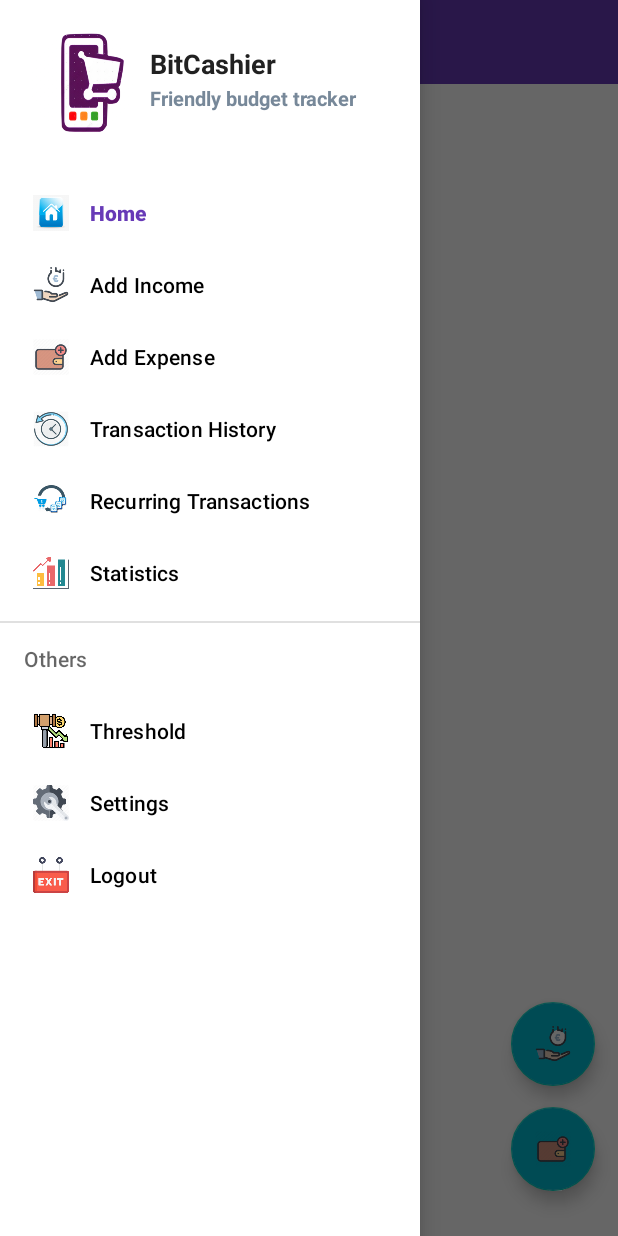
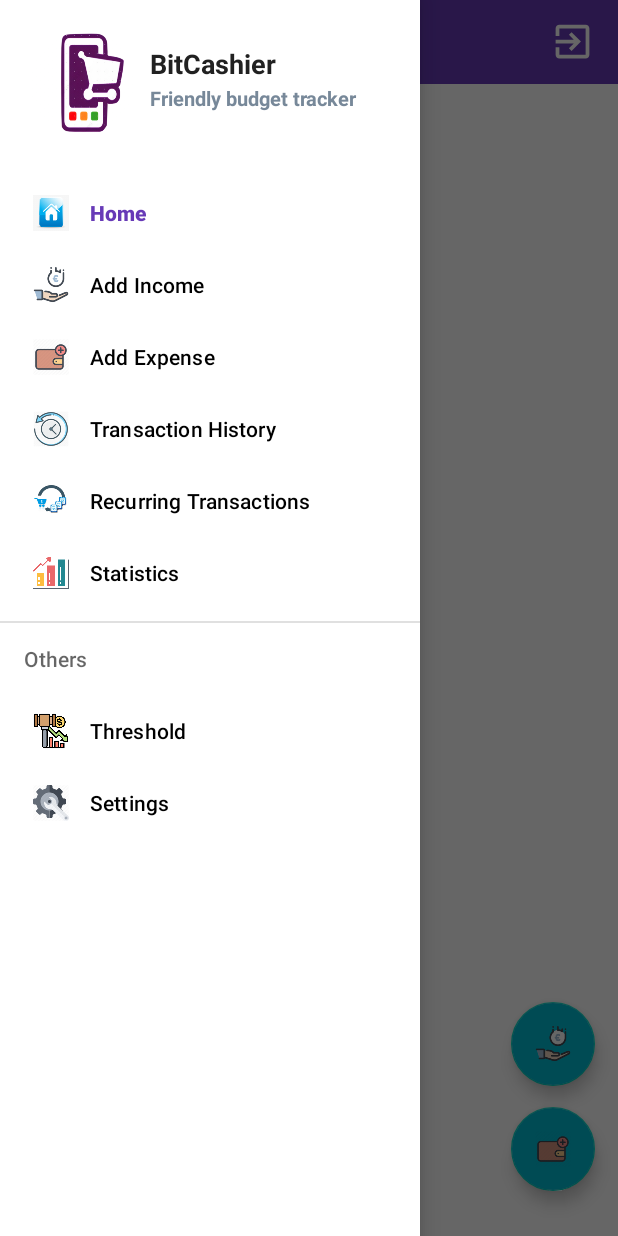
Before and after one commit to Abhishek-Kulkarni93/MoneyControl_V3, an Android app: the MainActivity screen opened directly, with no data from a screen before it, with the side drawer open, on a phone screen of 412 x 824 dp. Run offline under Robolectric (Android 15) with nearby library versions, the phone set to English and light mode, and no system bars; our stand-ins replace navigation-ui; libraries missing offline, so code that uses them is left out: com.github.mikephil.charting; plain views replace PieChart, RoundedImageView; 20 statements that could not run were skipped.

Commit message:
Logout feature added

```diff
--- a/app/src/main/java/com/example/bitcashier/Login.java
+++ b/app/src/main/java/com/example/bitcashier/Login.java
@@ -46,8 +46,6 @@ public class Login extends AppCompatActivity {
         String userName = editUsername.getText().toString();
         String password = editPassword.getText().toString();
 
-//        startActivity(new Intent(getApplicationContext(), MainActivity.class));
-
         if(!userName.isEmpty() && !password.isEmpty()){
             verifyUserCredentials(view, userName, password);
         } else {
--- /dev/null
+++ b/app/src/main/res/drawable/ic_baseline_exit_to_app_24.xml
@@ -0,0 +1,10 @@
+<vector xmlns:android="http://schemas.android.com/apk/res/android"
+    android:width="24dp"
+    android:height="24dp"
+    android:viewportWidth="24"
+    android:viewportHeight="24"
+    android:tint="?attr/colorControlNormal">
+  <path
+      android:fillColor="@android:color/white"
+      android:pathData="M10.09,15.59L11.5,17l5,-5 -5,-5 -1.41,1.41L12.67,11H3v2h9.67l-2.58,2.59zM19,3H5c-1.11,0 -2,0.9 -2,2v4h2V5h14v14H5v-4H3v4c0,1.1 0.89,2 2,2h14c1.1,0 2,-0.9 2,-2V5c0,-1.1 -0.9,-2 -2,-2z"/>
+</vector>
--- a/app/src/main/res/layout/activity_main.xml
+++ b/app/src/main/res/layout/activity_main.xml
@@ -32,13 +32,22 @@
 
             <TextView
                 android:id="@+id/textTitle"
-                android:layout_width="match_parent"
+                android:layout_width="0dp"
                 android:layout_height="wrap_content"
+                android:layout_weight="1"
                 android:layout_marginStart="15dp"
                 android:text="@string/app_name"
                 android:textColor="@color/colorWhite"
                 android:textSize="18sp"
                 android:textStyle="bold" />
+
+            <ImageView
+                android:id="@+id/imageLogout"
+                android:layout_width="30dp"
+                android:layout_height="30dp"
+                android:contentDescription="@string/logout"
+                android:src="@drawable/ic_baseline_exit_to_app_24"
+                android:tint="@color/colorWhite"/>
 
         </LinearLayout>
 
--- a/app/src/main/res/menu/navigation_menu.xml
+++ b/app/src/main/res/menu/navigation_menu.xml
@@ -45,11 +45,6 @@
                 android:icon="@drawable/settings"
                 android:title="@string/settings" />
 
-            <item
-                android:id="@+id/menuLogout"
-                android:icon="@drawable/exit"
-                android:title="Logout"/>
-
         </menu>
 
     </item>
--- a/app/src/main/res/values/strings.xml
+++ b/app/src/main/res/values/strings.xml
@@ -106,8 +106,7 @@
     <string name="about_transactionhistory"> Transaction history page has various functionality. It can be used to view the transaction history through various filters like category, payment type and date. It can also be used to update or delete the transaction by selecting that particular transaction</string>
     <string name="about_statistics"> Statistics page is used to view the total expenses done in a month or year for each category , by selecting the respective filters</string>
     <string name="about_threshold"> Add threshold page is used for maintaining budget for each category by setting up a threshold value for the respective category</string>
-
-
+    <string name="logout">Logout</string>
 
 
 </resources>
```
Also changed, not shown: app/src/main/java/com/example/bitcashier/MainActivity.java (+47 -0 lines), app/src/main/res/drawable-xxxhdpi/exit.png (deleted).
